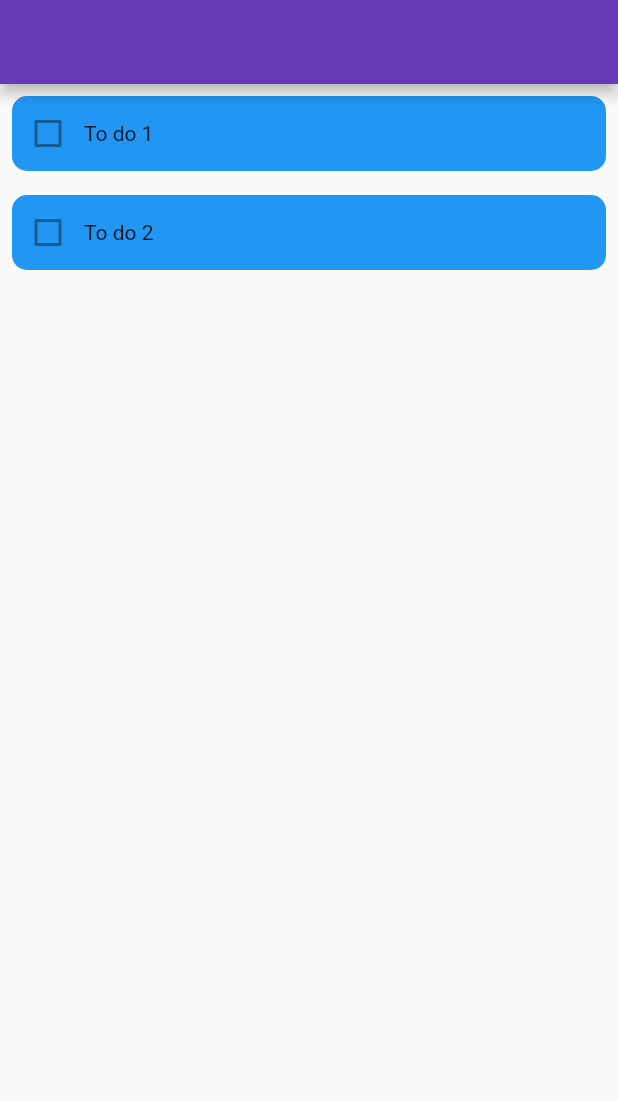
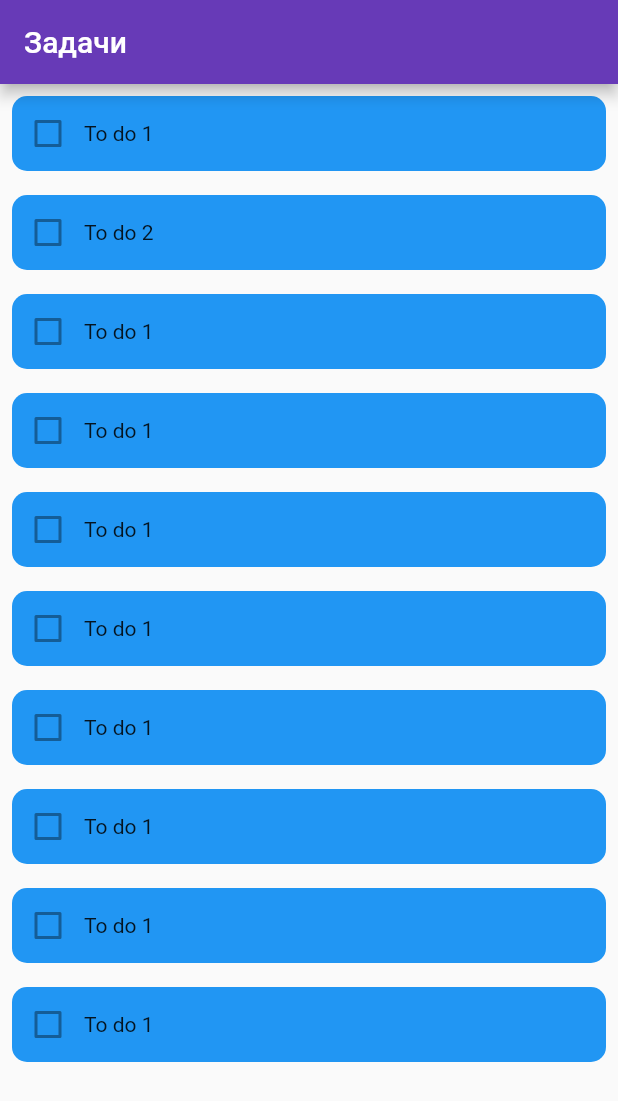
Before and after one commit to ViktorJasch/FlutterToDoApp, a Flutter app: the screen it shows after launch, on a phone screen of 412 x 824 dp. Shown: the top 1101 px of the screen. Run offline on Flutter 3.47's test engine with Material 2 defaults, Android fonts, the phone set to English and light mode, and no system bars.

```diff
--- a/lib/main.dart
+++ b/lib/main.dart
@@ -29,7 +29,7 @@ class MyHomePage extends StatefulWidget {
 }
 
 class _MyHomePageState extends State<MyHomePage> {
-  List<String> tasks = <String>['To do 1', 'To do 2'];
+  List<String> tasks = <String>['To do 1', 'To do 2', 'To do 1', 'To do 1', 'To do 1', 'To do 1', 'To do 1', 'To do 1', 'To do 1', 'To do 1'];
 
   bool checkBoxValue = false;
 
@@ -37,7 +37,7 @@ class _MyHomePageState extends State<MyHomePage> {
   Widget build(BuildContext context) {
     return Scaffold(
       appBar: AppBar(
-        title: Text(widget.title),
+        title: Text('Задачи'),
       ),
       body: ListView.builder(
         itemCount: tasks.length,
@@ -62,7 +62,6 @@ class _MyHomePageState extends State<MyHomePage> {
             ),
           );
         },
-//        separatorBuilder: (BuildContext context, int int) => const Divider(),
       )
     );
   }
```
